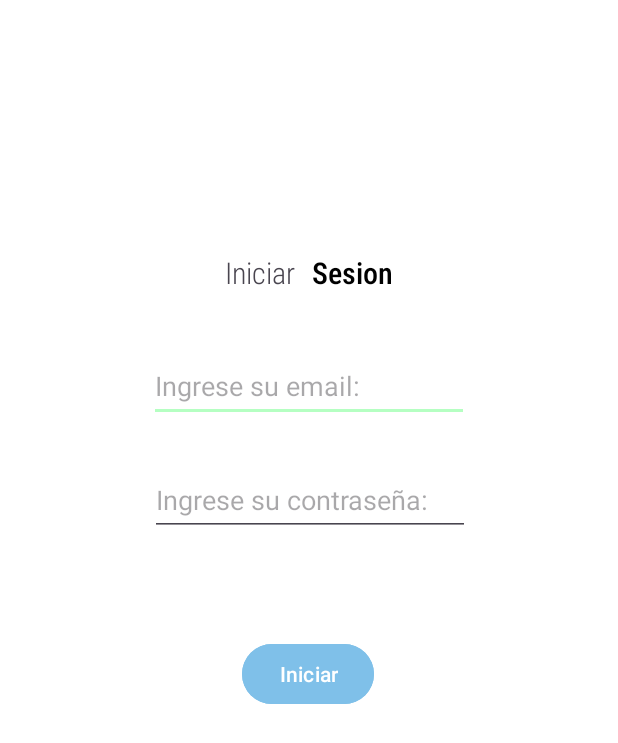
After one commit to Alexis-Casanova/ProyectoReciclaje, an Android app: the ActividadLoginAdministrador screen opened directly, with no data from a screen before it, on a phone screen of 412 x 824 dp. The commit adds this screen. Shown: the top 743 px of the screen. Run offline under Robolectric (Android 15) with nearby library versions, the phone set to English and light mode, and no system bars.

Commit message:
Actividad Login User y Admi

```diff
--- /dev/null
+++ b/app/src/main/java/com/example/appreciclaje/ActividadLoginAdministrador.java
@@ -0,0 +1,24 @@
+package com.example.appreciclaje;
+
+import android.os.Bundle;
+
+import androidx.activity.EdgeToEdge;
+import androidx.appcompat.app.AppCompatActivity;
+import androidx.core.graphics.Insets;
+import androidx.core.view.ViewCompat;
+import androidx.core.view.WindowInsetsCompat;
+
+public class ActividadLoginAdministrador extends AppCompatActivity {
+
+    @Override
+    protected void onCreate(Bundle savedInstanceState) {
+        super.onCreate(savedInstanceState);
+        EdgeToEdge.enable(this);
+        setContentView(R.layout.ly_actividad_login_administrador);
+        ViewCompat.setOnApplyWindowInsetsListener(findViewById(R.id.main), (v, insets) -> {
+            Insets systemBars = insets.getInsets(WindowInsetsCompat.Type.systemBars());
+            v.setPadding(systemBars.left, systemBars.top, systemBars.right, systemBars.bottom);
+            return insets;
+        });
+    }
+}
--- /dev/null
+++ b/app/src/main/res/layout/ly_actividad_login_administrador.xml
@@ -0,0 +1,70 @@
+<?xml version="1.0" encoding="utf-8"?>
+<androidx.constraintlayout.widget.ConstraintLayout xmlns:android="http://schemas.android.com/apk/res/android"
+    xmlns:app="http://schemas.android.com/apk/res-auto"
+    xmlns:tools="http://schemas.android.com/tools"
+    android:id="@+id/main"
+    android:layout_width="match_parent"
+    android:layout_height="match_parent"
+    android:background="#FFFFFF"
+    tools:context=".ActividadLoginAdministrador">
+
+    <TextView
+        android:id="@+id/textView"
+        style="@style/Titulo"
+        android:layout_width="wrap_content"
+        android:layout_height="wrap_content"
+        android:layout_marginTop="168dp"
+        android:layout_marginEnd="150dp"
+        android:text="Sesion"
+        app:layout_constraintEnd_toEndOf="parent"
+        app:layout_constraintTop_toTopOf="parent" />
+
+    <TextView
+        android:id="@+id/textView2"
+        android:layout_width="wrap_content"
+        android:layout_height="wrap_content"
+        android:layout_marginStart="150dp"
+        android:layout_marginTop="168dp"
+        android:fontFamily="sans-serif-condensed-light"
+        android:text="Iniciar"
+        android:textSize="20dp"
+        app:layout_constraintStart_toStartOf="parent"
+        app:layout_constraintTop_toTopOf="parent" />
+
+    <EditText
+        android:id="@+id/txt_emailAdmi"
+        android:layout_width="wrap_content"
+        android:layout_height="48dp"
+        android:layout_marginTop="38dp"
+        android:ems="10"
+        android:hint="Ingrese su email:"
+        android:inputType="text"
+        app:layout_constraintEnd_toEndOf="parent"
+        app:layout_constraintStart_toStartOf="parent"
+        app:layout_constraintTop_toBottomOf="@+id/textView" />
+
+    <EditText
+        android:id="@+id/txt_passwordAdmi"
+        android:layout_width="wrap_content"
+        android:layout_height="48dp"
+        android:layout_marginTop="28dp"
+        android:ems="10"
+        android:hint="Ingrese su contraseña:"
+        android:inputType="text"
+        app:layout_constraintEnd_toEndOf="parent"
+        app:layout_constraintHorizontal_bias="0.502"
+        app:layout_constraintStart_toStartOf="parent"
+        app:layout_constraintTop_toBottomOf="@+id/txt_emailAdmi" />
+
+    <Button
+        android:id="@+id/btn_ingresarAdmi"
+        android:layout_width="wrap_content"
+        android:layout_height="wrap_content"
+        android:layout_marginTop="68dp"
+        android:backgroundTint="#7FC0E9"
+        android:text="Iniciar"
+        app:layout_constraintEnd_toEndOf="parent"
+        app:layout_constraintHorizontal_bias="0.498"
+        app:layout_constraintStart_toStartOf="parent"
+        app:layout_constraintTop_toBottomOf="@+id/txt_passwordAdmi" />
+</androidx.constraintlayout.widget.ConstraintLayout>
```
Also changed, not shown: app/src/main/AndroidManifest.xml (+9 -2 lines), app/src/main/java/com/example/appreciclaje/ActividadLoginUsuario.java (added, +24 -0 lines), app/src/main/java/com/example/appreciclaje/MainActivity.java (+23 -0 lines), app/src/main/res/layout/ly_actividad_login_usuario.xml (added, +72 -0 lines).
